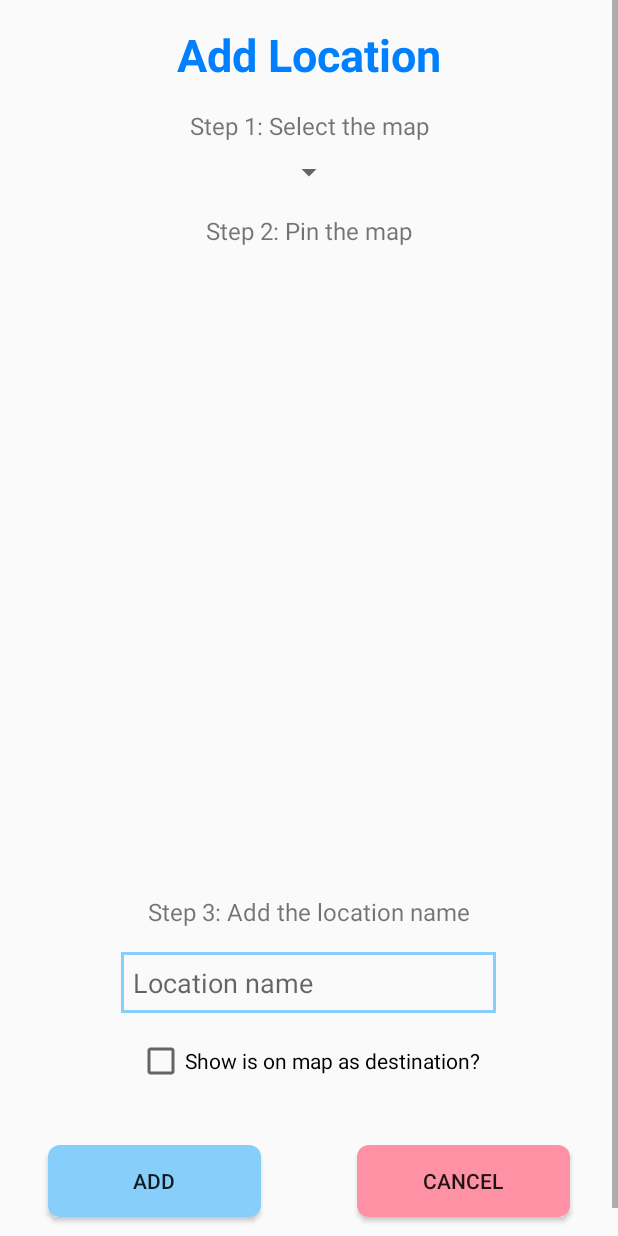
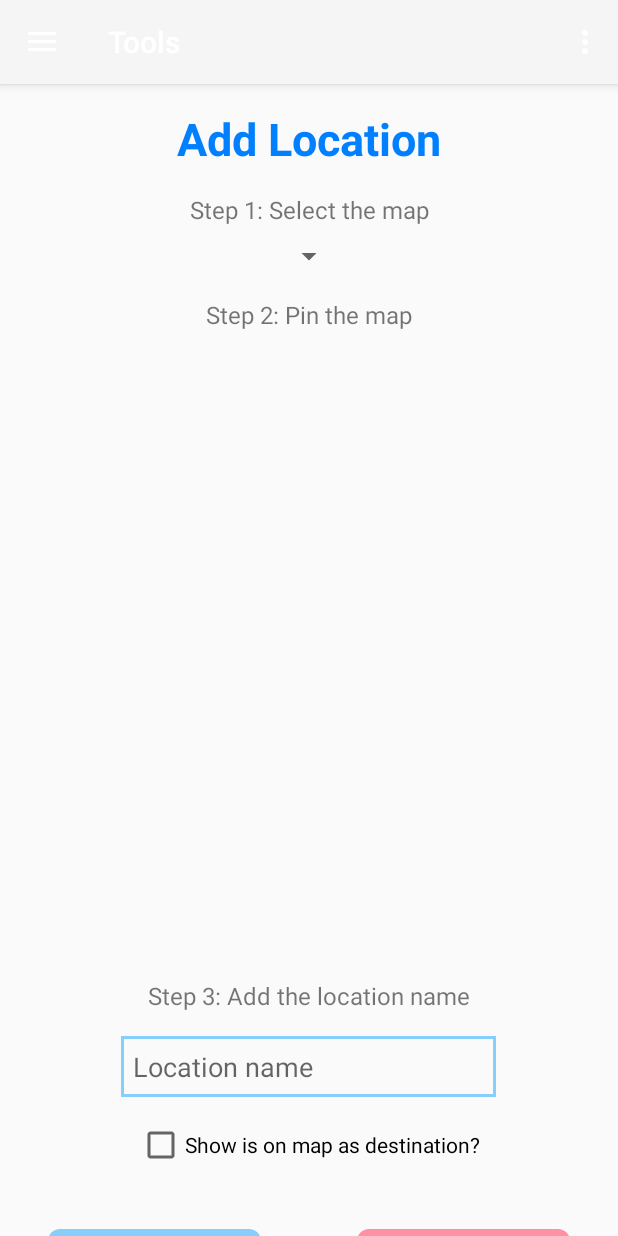
Before and after one commit to jiefong/mobile_assignment, an Android app: the AdminLandingPage screen opened directly, with no data from a screen before it, in the side drawer, after a tap on "Tools", on a phone screen of 412 x 824 dp. Run offline under Robolectric (Android 15) with nearby library versions, the phone set to English and light mode, and no system bars; our stand-ins replace navigation-ui; libraries missing offline, so code that uses them is left out: com.davemorrissey.labs; 6 statements that could not run were skipped.

Commit message:
hide the fragment, and put add location activity to try

```diff
--- a/app/src/main/java/com/example/testlibrary/AdminLandingPage.java
+++ b/app/src/main/java/com/example/testlibrary/AdminLandingPage.java
@@ -24,6 +24,7 @@ import androidx.appcompat.app.AppCompatActivity;
 import androidx.appcompat.widget.Toolbar;
 
 import android.view.Menu;
+import android.widget.TextView;
 
 public class AdminLandingPage extends AppCompatActivity {
 
@@ -52,14 +53,12 @@ public class AdminLandingPage extends AppCompatActivity {
             @Override
             public void onDestinationChanged(@NonNull NavController controller, @NonNull NavDestination destination, @Nullable Bundle arguments) {
                 //Label is the name of the fragment
-                System.out.println(destination.getLabel());
+
                 //use the label to intent??
                 Intent intent = new Intent(getApplication(), AddLocation.class);
                 startActivity(intent);
             }
         };
-        navController.addOnDestinationChangedListener(changedListener);
-
     }
 
     @Override
--- a/app/src/main/res/layout/content_admin_landing_page.xml
+++ b/app/src/main/res/layout/content_admin_landing_page.xml
@@ -10,11 +10,146 @@
     <fragment
         android:id="@+id/nav_host_fragment"
         android:name="androidx.navigation.fragment.NavHostFragment"
-        android:layout_width="match_parent"
-        android:layout_height="match_parent"
+        android:layout_width="0dp"
+        android:layout_height="0dp"
         app:defaultNavHost="true"
         app:layout_constraintLeft_toLeftOf="parent"
         app:layout_constraintRight_toRightOf="parent"
         app:layout_constraintTop_toTopOf="parent"
         app:navGraph="@navigation/mobile_navigation" />
+
+    <LinearLayout xmlns:android="http://schemas.android.com/apk/res/android"
+        xmlns:app="http://schemas.android.com/apk/res-auto"
+        xmlns:tools="http://schemas.android.com/tools"
+        android:layout_width="match_parent"
+        android:layout_height="match_parent"
+        android:orientation="vertical"
+        tools:context=".AddLocation">
+
+        <ScrollView
+            android:layout_width="match_parent"
+            android:layout_height="wrap_content">
+
+            <LinearLayout
+                android:layout_width="match_parent"
+                android:layout_height="match_parent"
+                android:orientation="vertical">
+
+                <TextView
+                    android:id="@+id/textAddLocation"
+                    android:layout_width="match_parent"
+                    android:layout_height="wrap_content"
+                    android:text="Add Location"
+                    android:layout_margin="16dp"
+                    android:textSize="30sp"
+                    android:textColor="@color/colorBlue"
+                    android:textStyle="bold"
+                    android:gravity="center"/>
+
+                <TextView
+                    android:id="@+id/textStep1"
+                    android:layout_width="match_parent"
+                    android:layout_height="wrap_content"
+                    android:text="Step 1: Select the map"
+                    android:textSize="16dp"
+                    android:gravity="center"/>
+
+                <Spinner
+                    android:id="@+id/spinnerMap"
+                    android:layout_width="wrap_content"
+                    android:layout_height="wrap_content"
+                    android:layout_gravity="center"
+                    android:layout_margin="8dp"
+                    />
+
+                <TextView
+                    android:id="@+id/textStep2"
+                    android:layout_width="match_parent"
+                    android:layout_height="wrap_content"
+                    android:text="Step 2: Pin the map"
+                    android:textSize="16dp"
+                    android:layout_margin="8dp"
+                    android:gravity="center"/>
+
+                <FrameLayout
+                    android:layout_width="400dp"
+                    android:layout_height="400dp"
+                    android:layout_margin="8dp">
+                    <com.example.testlibrary.PinViewAddLocation
+                        android:id="@+id/imageMap"
+                        android:layout_width="match_parent"
+                        android:layout_height="wrap_content"
+                        android:background="@color/colorBlack"
+                        />
+                </FrameLayout>
+
+                <TextView
+                    android:id="@+id/textStep3"
+                    android:layout_width="match_parent"
+                    android:layout_height="wrap_content"
+                    android:text="Step 3: Add the location name"
+                    android:textSize="16sp"
+                    android:layout_margin="8dp"
+                    android:gravity="center"/>
+
+                <EditText
+                    android:id="@+id/editTextLocationName"
+                    android:layout_width="250dp"
+                    android:layout_height="wrap_content"
+                    android:layout_gravity="center"
+                    android:background="@drawable/edit_text_background"
+                    android:padding="8dp"
+                    android:layout_margin="8dp"
+                    android:ems="10"
+                    android:inputType="textCapSentences"
+                    android:hint="Location name"/>
+
+                <CheckBox
+                    android:id="@+id/checkboxIsDestination"
+                    android:layout_width="wrap_content"
+                    android:layout_height="wrap_content"
+                    android:layout_gravity="center"
+                    android:layout_margin="8dp"
+                    android:text="Show is on map as destination?" />
+
+                <LinearLayout
+                    android:layout_width="match_parent"
+                    android:layout_height="wrap_content"
+                    android:orientation="horizontal"
+                    >
+
+                    <Button
+                        android:id="@+id/button3"
+                        android:layout_width="wrap_content"
+                        android:layout_height="wrap_content"
+                        android:layout_marginStart="32dp"
+                        android:layout_marginTop="32dp"
+                        android:layout_marginBottom="32dp"
+                        android:layout_marginEnd="32dp"
+                        android:layout_weight="1"
+                        android:text="Add"
+                        android:background="@drawable/button_blue"
+                        android:onClick="addLocation"/>
+
+                    <Button
+                        android:id="@+id/button4"
+                        android:layout_width="wrap_content"
+                        android:layout_height="wrap_content"
+                        android:layout_marginStart="32dp"
+                        android:layout_marginTop="32dp"
+                        android:layout_marginBottom="32dp"
+                        android:layout_marginEnd="32dp"
+                        android:layout_weight="1"
+                        android:background="@drawable/button_red"
+                        android:text="Cancel"
+                        android:onClick="backToAdminMenu"/>
+                </LinearLayout>
+
+            </LinearLayout>
+        </ScrollView>
+
+
+    </LinearLayout>
+
+
 </androidx.constraintlayout.widget.ConstraintLayout>
--- a/app/src/main/res/layout/fragment_home.xml
+++ b/app/src/main/res/layout/fragment_home.xml
@@ -17,4 +17,10 @@
         app:layout_constraintStart_toStartOf="parent"
         app:layout_constraintTop_toTopOf="parent" />
 
+    <TextView
+        android:id="@+id/textView8"
+        android:layout_width="wrap_content"
+        android:layout_height="wrap_content"
+        android:text="TextView" />
+
 </androidx.constraintlayout.widget.ConstraintLayout>
```
